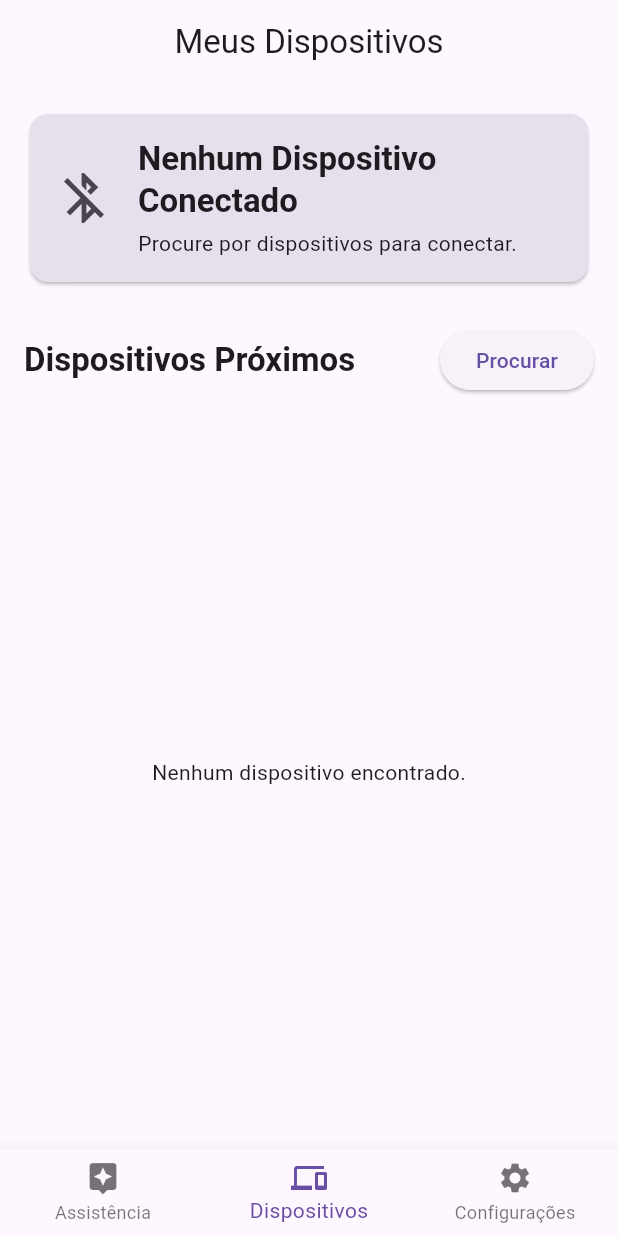
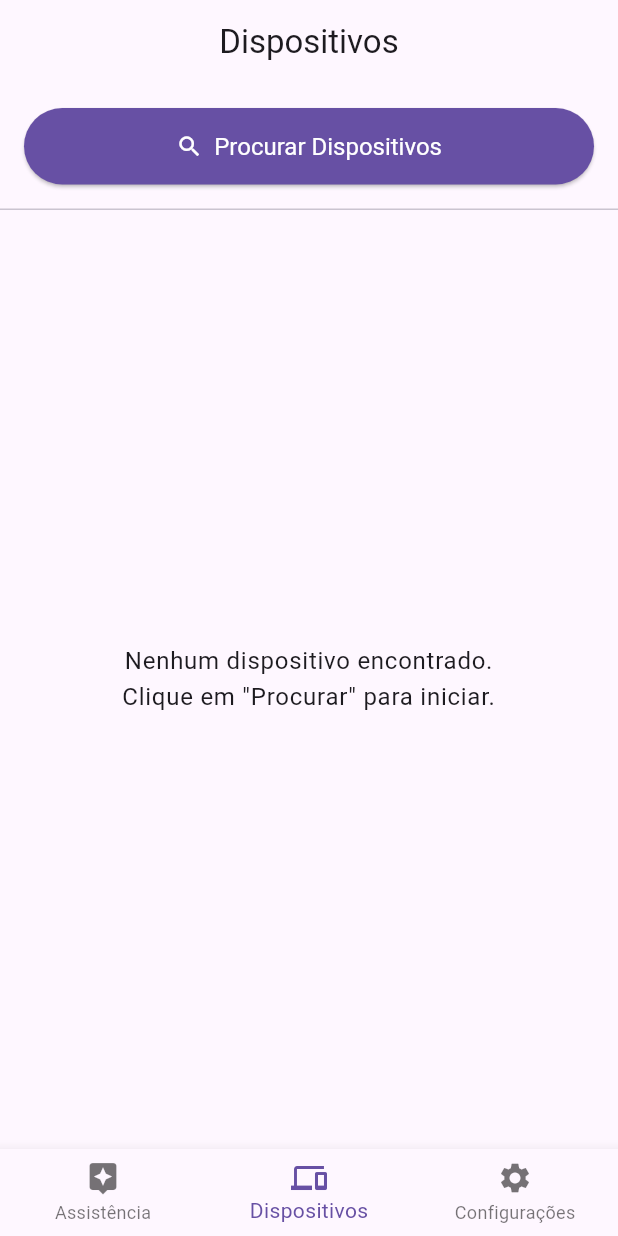
Before and after one commit to TrackieWay-OSS/TrackieWay-APP, a Flutter app: the screen it shows after launch, item 2 of the bottom bar chosen, on a phone screen of 412 x 824 dp. Run offline on Flutter 3.47's test engine with Material 3 defaults, Android fonts, the phone set to English and light mode, and no system bars; our stand-ins replace equatable, flutter_bloc, flutter_blue_plus; missing offline and left inert: app_settings, shake.

Commit message:
feat: integrate Bluetooth functionality and enhance device management features

```diff
--- a/lib/features/devices/presentation/bloc/devices_state.dart
+++ b/lib/features/devices/presentation/bloc/devices_state.dart
@@ -1,29 +1,45 @@
 import 'package:equatable/equatable.dart';
-import 'package:trackie_app/features/devices/domain/entities/device_entity.dart';
+import 'package:flutter_blue_plus/flutter_blue_plus.dart';
+
+enum DeviceStatus { disconnected, connecting, connected, error }
 
 class DevicesState extends Equatable {
-  final List<DeviceEntity> foundDevices;
-  final DeviceEntity? connectedDevice;
   final bool isScanning;
+  final List<ScanResult> scanResults;
+  final BluetoothDevice? connectedDevice;
+  final DeviceStatus connectionStatus;
+  final String? errorMessage;
 
   const DevicesState({
-    this.foundDevices = const [],
+    this.isScanning = false,
+    this.scanResults = const [],
     this.connectedDevice,
-    this.isScanning = false,
+    this.connectionStatus = DeviceStatus.disconnected,
+    this.errorMessage,
   });
 
   DevicesState copyWith({
-    List<DeviceEntity>? foundDevices,
-    DeviceEntity? connectedDevice,
     bool? isScanning,
+    List<ScanResult>? scanResults,
+    BluetoothDevice? connectedDevice,
+    DeviceStatus? connectionStatus,
+    String? errorMessage,
   }) {
     return DevicesState(
-      foundDevices: foundDevices ?? this.foundDevices,
+      isScanning: isScanning ?? this.isScanning,
+      scanResults: scanResults ?? this.scanResults,
       connectedDevice: connectedDevice ?? this.connectedDevice,
-      isScanning: isScanning ?? this.isScanning,
+      connectionStatus: connectionStatus ?? this.connectionStatus,
+      errorMessage: errorMessage ?? this.errorMessage,
     );
   }
 
   @override
-  List<Object?> get props => [foundDevices, connectedDevice, isScanning];
+  List<Object?> get props => [
+        isScanning,
+        scanResults,
+        connectedDevice,
+        connectionStatus,
+        errorMessage,
+      ];
 }
--- a/lib/features/devices/presentation/pages/devices_page.dart
+++ b/lib/features/devices/presentation/pages/devices_page.dart
@@ -1,6 +1,6 @@
 import 'package:flutter/material.dart';
 import 'package:flutter_bloc/flutter_bloc.dart';
-import 'package:trackie_app/features/devices/domain/entities/device_entity.dart';
+import 'package:flutter_blue_plus/flutter_blue_plus.dart';
 import 'package:trackie_app/features/devices/presentation/bloc/devices_cubit.dart';
 import 'package:trackie_app/features/devices/presentation/bloc/devices_state.dart';
 
@@ -9,185 +9,158 @@ class DevicesPage extends StatelessWidget {
 
   @override
   Widget build(BuildContext context) {
-    return BlocProvider(
-      create: (_) => DevicesCubit(),
-      child: const DevicesView(),
-    );
-  }
-}
-
-class DevicesView extends StatelessWidget {
-  const DevicesView({super.key});
-
-  @override
-  Widget build(BuildContext context) {
     return Scaffold(
       appBar: AppBar(
-        title: const Text('Meus Dispositivos'),
+        title: const Text('Dispositivos'),
         centerTitle: true,
       ),
-      body: Padding(
-        padding: const EdgeInsets.all(16.0),
-        child: Column(
-          children: [
-            _buildConnectedDeviceCard(),
-            const SizedBox(height: 24),
-            _buildAvailableDevicesSection(),
-            const SizedBox(height: 16),
-            Expanded(child: _buildDeviceList()),
-          ],
-        ),
+      body: BlocConsumer<DevicesCubit, DevicesState>(
+        listener: (context, state) {
+          if (state.errorMessage != null) {
+            ScaffoldMessenger.of(context).showSnackBar(
+              SnackBar(
+                content: Text(state.errorMessage!),
+                backgroundColor: Colors.red,
+              ),
+            );
+          }
+        },
+        builder: (context, state) {
+          if (state.connectionStatus == DeviceStatus.connected && state.connectedDevice != null) {
+            return _buildConnectedView(context, state.connectedDevice!);
+          } else {
+            return _buildScanningView(context, state);
+          }
+        },
       ),
     );
   }
 
-  Widget _buildConnectedDeviceCard() {
-    return BlocBuilder<DevicesCubit, DevicesState>(
-      buildWhen: (previous, current) =>
-          previous.connectedDevice != current.connectedDevice,
-      builder: (context, state) {
-        final theme = Theme.of(context);
-        final device = state.connectedDevice;
-        final isConnected =
-            device != null && device.status == DeviceStatus.connected;
+  // --- Widgets de Construção da UI ---
 
-        return Card(
-          color: isConnected
-              ? theme.colorScheme.primaryContainer
-              : theme.colorScheme.surfaceVariant,
-          child: Padding(
-            padding: const EdgeInsets.all(16.0),
-            child: Column(
-              children: [
-                Row(
-                  children: [
-                    Icon(
-                      isConnected
-                          ? Icons.bluetooth_connected
-                          : Icons.bluetooth_disabled,
-                      size: 40,
-                      color: isConnected
-                          ? theme.colorScheme.primary
-                          : theme.colorScheme.onSurfaceVariant,
-                    ),
-                    const SizedBox(width: 16),
-                    Expanded(
-                      child: Column(
-                        crossAxisAlignment: CrossAxisAlignment.start,
-                        children: [
-                          Text(
-                            isConnected
-                                ? device.name
-                                : 'Nenhum Dispositivo Conectado',
-                            style: theme.textTheme.titleLarge
-                                ?.copyWith(fontWeight: FontWeight.bold),
-                          ),
-                          const SizedBox(height: 4),
-                          Text(
-                            isConnected
-                                ? 'Bateria: ${device.batteryLevel}% | Firmware: ${device.firmwareVersion}'
-                                : 'Procure por dispositivos para conectar.',
-                            style: theme.textTheme.bodyMedium,
-                          ),
-                        ],
-                      ),
-                    ),
-                  ],
-                ),
-                if (isConnected) ...[
-                  const SizedBox(height: 16),
-                  SizedBox(
-                    width: double.infinity,
-                    child: TextButton.icon(
-                      onPressed: () =>
-                          context.read<DevicesCubit>().disconnectDevice(),
-                      icon: const Icon(Icons.link_off),
-                      label: const Text('Desconectar'),
-                    ),
-                  )
-                ]
-              ],
+  Widget _buildConnectedView(BuildContext context, BluetoothDevice device) {
+    return Padding(
+      padding: const EdgeInsets.all(24.0),
+      child: Column(
+        mainAxisAlignment: MainAxisAlignment.center,
+        crossAxisAlignment: CrossAxisAlignment.stretch,
+        children: [
+          Icon(Icons.bluetooth_connected,
+              size: 100, color: Colors.green.shade600),
+          const SizedBox(height: 24),
+          Text(
+            'Conectado a:',
+            textAlign: TextAlign.center,
+            style: Theme.of(context).textTheme.headlineSmall,
+          ),
+          const SizedBox(height: 8),
+          Text(
+            device.platformName.isNotEmpty ? device.platformName : 'Dispositivo Desconhecido',
+            textAlign: TextAlign.center,
+            style: Theme.of(context)
+                .textTheme
+                .headlineMedium
+                ?.copyWith(fontWeight: FontWeight.bold),
+          ),
+          const SizedBox(height: 48),
+          ElevatedButton.icon(
+            icon: const Icon(Icons.link_off),
+            label: const Text('Desconectar'),
+            style: ElevatedButton.styleFrom(
+              backgroundColor: Colors.red.shade700,
+              foregroundColor: Colors.white,
+              padding: const EdgeInsets.symmetric(vertical: 16),
+              textStyle: const TextStyle(fontSize: 16),
             ),
+            onPressed: () {
+              context.read<DevicesCubit>().disconnect();
+            },
           ),
-        );
-      },
+        ],
+      ),
     );
   }
 
-  Widget _buildAvailableDevicesSection() {
-    return BlocBuilder<DevicesCubit, DevicesState>(
-      buildWhen: (previous, current) => previous.isScanning != current.isScanning,
-      builder: (context, state) {
-        return Row(
-          mainAxisAlignment: MainAxisAlignment.spaceBetween,
-          children: [
-            Text(
-              'Dispositivos Próximos',
-              style: Theme.of(context)
-                  .textTheme
-                  .titleLarge
-                  ?.copyWith(fontWeight: FontWeight.bold),
+  Widget _buildScanningView(BuildContext context, DevicesState state) {
+    return Column(
+      children: [
+        Padding(
+          padding: const EdgeInsets.all(16.0),
+          child: Column(
+            crossAxisAlignment: CrossAxisAlignment.stretch,
+            children: [
+              ElevatedButton.icon(
+                icon: state.isScanning
+                    ? const SizedBox(
+                        width: 20,
+                        height: 20,
+                        child:
+                            CircularProgressIndicator(strokeWidth: 3, color: Colors.white),
+                      )
+                    : const Icon(Icons.search),
+                label: Text(state.isScanning
+                    ? 'Procurando...'
+                    : 'Procurar Dispositivos'),
+                style: ElevatedButton.styleFrom(
+                  padding: const EdgeInsets.symmetric(vertical: 16),
+                  textStyle: const TextStyle(fontSize: 16),
+                  backgroundColor: Theme.of(context).colorScheme.primary,
+                  foregroundColor: Theme.of(context).colorScheme.onPrimary,
+                ),
+                onPressed: state.isScanning
+                    ? null
+                    : () => context.read<DevicesCubit>().startScan(),
+              ),
+            ],
+          ),
+        ),
+        const Divider(height: 1),
+        if (state.isScanning && state.scanResults.isEmpty)
+          const Expanded(
+            child: Center(
+              child: Column(
+                mainAxisAlignment: MainAxisAlignment.center,
+                children: [
+                  CircularProgressIndicator(),
+                  SizedBox(height: 16),
+                  Text('Procurando por dispositivos próximos...'),
+                ],
+              ),
             ),
-            ElevatedButton(
-              onPressed: state.isScanning
-                  ? null
-                  : () => context.read<DevicesCubit>().startScan(),
-              child: state.isScanning
-                  ? const SizedBox(
-                      width: 20,
-                      height: 20,
-                      child: CircularProgressIndicator(strokeWidth: 2),
-                    )
-                  : const Text('Procurar'),
+          )
+        else if (!state.isScanning && state.scanResults.isEmpty)
+          Expanded(
+            child: Center(
+              child: Text(
+                'Nenhum dispositivo encontrado.\nClique em "Procurar" para iniciar.',
+                textAlign: TextAlign.center,
+                style: Theme.of(context).textTheme.bodyLarge,
+              ),
             ),
-          ],
-        );
-      },
+          )
+        else
+          Expanded(
+            child: ListView.separated(
+              itemCount: state.scanResults.length,
+              separatorBuilder: (context, index) => const Divider(height: 1),
+              itemBuilder: (context, index) {
+                final result = state.scanResults[index];
+                return _buildDeviceTile(context, result.device);
+              },
+            ),
+          ),
+      ],
     );
   }
 
-  Widget _buildDeviceList() {
-    return BlocBuilder<DevicesCubit, DevicesState>(
-      builder: (context, state) {
-        if (state.isScanning) {
-          return const Center(child: Text('Procurando...'));
-        }
-
-        if (state.foundDevices.isEmpty) {
-          return const Center(child: Text('Nenhum dispositivo encontrado.'));
-        }
-
-        return ListView.builder(
-          itemCount: state.foundDevices.length,
-          itemBuilder: (context, index) {
-            final device = state.foundDevices[index];
-            return _buildDeviceTile(context, device);
-          },
-        );
-      },
-    );
-  }
-
-  Widget _buildDeviceTile(BuildContext context, DeviceEntity device) {
-    final cubit = context.read<DevicesCubit>();
-    final isConnectedToThisDevice = cubit.state.connectedDevice?.id == device.id;
-
-    return Card(
-      margin: const EdgeInsets.symmetric(vertical: 4.0),
-      child: ListTile(
-        leading: const Icon(Icons.headset_mic),
-        title: Text(device.name),
-        subtitle: Text('Sinal: ${device.rssi} dBm'),
-        trailing: isConnectedToThisDevice
-            ? const Chip(
-                avatar: Icon(Icons.check_circle, color: Colors.green, size: 20),
-                label: Text('Conectado'),
-                padding: EdgeInsets.symmetric(horizontal: 8),
-              )
-            : ElevatedButton(
-                onPressed: () => cubit.connectToDevice(device),
-                child: const Text('Conectar'),
-              ),
+  Widget _buildDeviceTile(BuildContext context, BluetoothDevice device) {
+    return ListTile(
+      leading: const Icon(Icons.bluetooth, size: 30),
+      title: Text(device.platformName.isNotEmpty ? device.platformName : 'Dispositivo Desconhecido'),
+      subtitle: Text(device.remoteId.toString()),
+      trailing: ElevatedButton(
+        child: const Text('Conectar'),
+        onPressed: () => context.read<DevicesCubit>().connectToDevice(device),
       ),
     );
   }
--- a/lib/main.dart
+++ b/lib/main.dart
@@ -1,6 +1,7 @@
 import 'package:flutter/material.dart';
 import 'package:flutter_bloc/flutter_bloc.dart';
 import 'package:trackie_app/app/view/app.dart';
+import 'package:trackie_app/features/devices/presentation/bloc/devices_cubit.dart';
 import 'package:trackie_app/features/settings/presentation/bloc/settings_cubit.dart';
 
 void main() {
@@ -8,6 +9,8 @@ void main() {
     MultiBlocProvider(
       providers: [
         BlocProvider(create: (_) => SettingsCubit()),
+        // Adicione o DevicesCubit aqui
+        BlocProvider(create: (_) => DevicesCubit()),
       ],
       child: const App(),
     ),
--- a/pubspec.yaml
+++ b/pubspec.yaml
@@ -16,6 +16,9 @@ dependencies:
   app_settings: ^5.1.1
   shake: ^2.2.0
 
+  # Adicionado para funcionalidade Bluetooth
+  flutter_blue_plus: ^1.31.18
+
 dev_dependencies:
   flutter_test:
     sdk: flutter
```
Also changed, not shown: lib/features/devices/presentation/bloc/devices_cubit.dart (+63 -27 lines), lib/features/settings/presentation/pages/settings_page.dart (+52 -8 lines), pubspec.lock, 3 other files.
